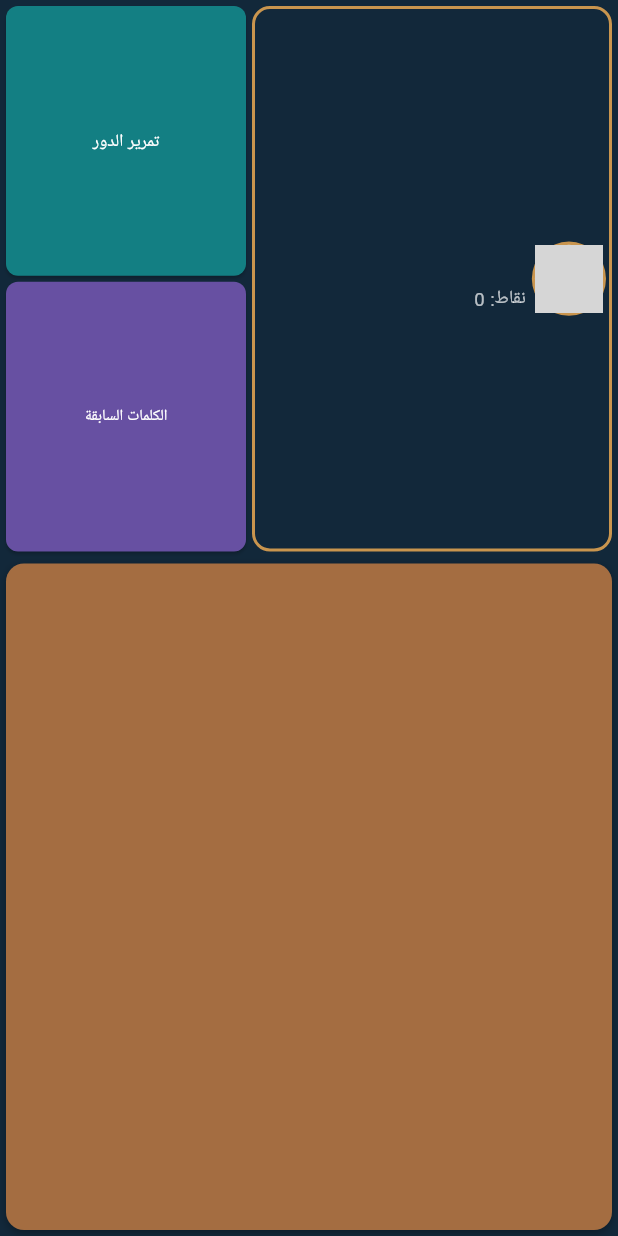
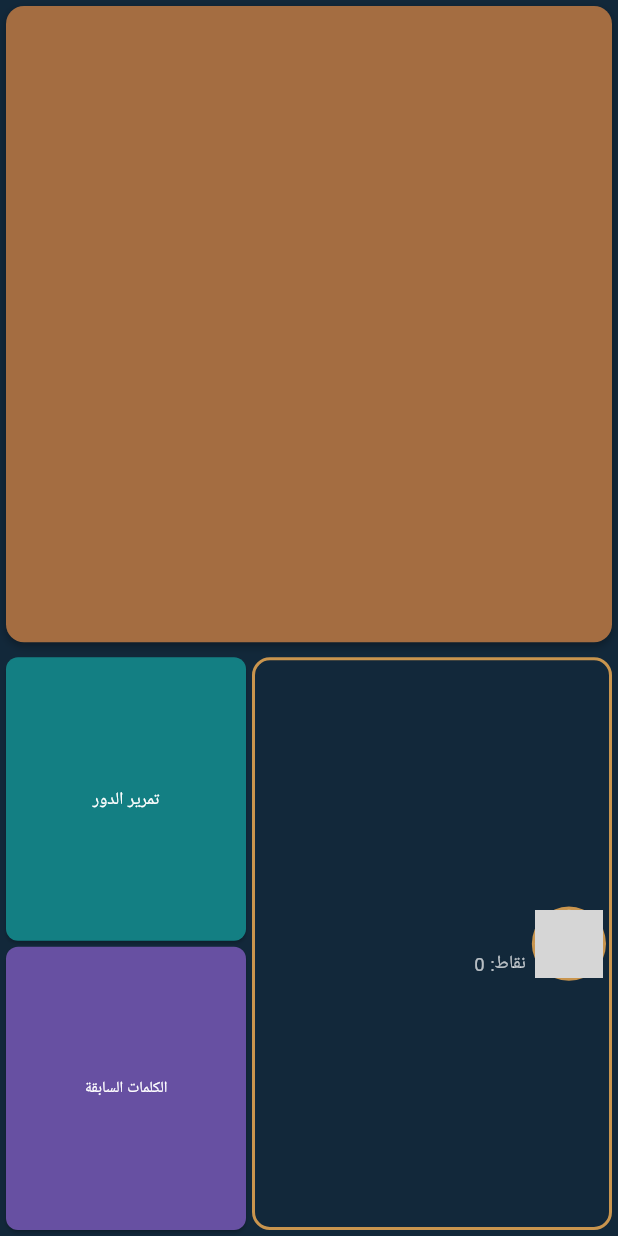
Before and after one commit to Reailiteen/shakelha_mp, a Flutter app: the PlayerUi widget shown alone on an empty page, opened directly with empty values, on a phone screen of 412 x 824 dp. Run offline on Flutter 3.47's test engine with Material 3 defaults, Android fonts, the phone set to English and light mode, and no system bars; our stand-ins replace google_fonts, socket_io_client; network calls fail; grey boxes are pictures that could not be loaded.

```diff
--- a/lib/screens/create_room_screen.dart
+++ b/lib/screens/create_room_screen.dart
@@ -55,6 +55,10 @@ class _CreateRoomScreenState extends State<CreateRoomScreen> {
     final size = MediaQuery.of(context).size;
 
     return Scaffold(
+      floatingActionButton: FloatingActionButton(
+        onPressed: () => Navigator.pop(context),
+        child: const Icon(Icons.arrow_back),
+      ),
       appBar: AppBar(title: const Text('إنشاء غرفة')),
       body: Responsive(
         child: Stack(
--- a/lib/screens/join_room_screen.dart
+++ b/lib/screens/join_room_screen.dart
@@ -68,6 +68,10 @@ class _JoinRoomScreenState extends State<JoinRoomScreen> {
             icon: const Icon(Icons.refresh),
           ),
         ],
+      ),
+      floatingActionButton: FloatingActionButton(
+        onPressed: () => Navigator.pop(context),
+        child: const Icon(Icons.arrow_back),
       ),
       body: Responsive(
         child: Padding(
--- a/lib/widgets/playerUI.dart
+++ b/lib/widgets/playerUI.dart
@@ -399,6 +399,47 @@ class PlayerUi extends StatelessWidget {
       padding: const EdgeInsets.all(4.0),
       child: Column(
         children: [
+          // Tiles rack
+          Expanded(
+            flex:10,
+            child: Container(
+              width: double.infinity,
+              padding: const EdgeInsets.all(2.0),
+              decoration: BoxDecoration(
+                color: const Color(0xFFA46D41),
+                borderRadius: BorderRadius.circular(12),
+                boxShadow: [
+                  BoxShadow(
+                    color: Colors.black.withOpacity(0.3),
+                    blurRadius: 4,
+                    offset: const Offset(0, 2),
+                  ),
+                ],
+              ),
+              child: Row(
+                mainAxisAlignment: MainAxisAlignment.spaceEvenly,
+                children: tiles.asMap().entries.map((entry) {
+                  final int index = entry.key;
+                  final tile = entry.value;
+                  final double tileSize = (screenWidth - 50) / 7; // 7 tiles with padding
+
+                  return Container(
+                    width: tileSize,
+                    height: tileSize,
+                    child: TileUI(
+                      width: tileSize,
+                      height: tileSize,
+                      letter: tile.letter,
+                      points: tile.value,
+                      left: 0,
+                      top: 0,
+                    ),
+                  );
+                }).toList(),
+              ),
+            ),
+          ),
+          const SizedBox(height: 10),
           // Player info and controls row
           Expanded(
             flex: 9,
@@ -525,49 +566,9 @@ class PlayerUi extends StatelessWidget {
             ),
           ),
 
-          const SizedBox(height: 8),
 
-          // Tiles rack
-          Expanded(
-            flex:11,
-            child: Container(
-              width: double.infinity,
-              padding: const EdgeInsets.all(2.0),
-              decoration: BoxDecoration(
-                color: const Color(0xFFA46D41),
-                borderRadius: BorderRadius.circular(12),
-                boxShadow: [
-                  BoxShadow(
-                    color: Colors.black.withOpacity(0.3),
-                    blurRadius: 4,
-                    offset: const Offset(0, 2),
-                  ),
-                ],
-              ),
-              child: Row(
-                mainAxisAlignment: MainAxisAlignment.spaceEvenly,
-                children: tiles.asMap().entries.map((entry) {
-                  final int index = entry.key;
-                  final tile = entry.value;
-                  final double tileSize = (screenWidth - 80) / 7; // 7 tiles with padding
 
-                  return Container(
-                    width: tileSize,
-                    height: tileSize,
-                    child: TileUI(
-                      width: tileSize,
-                      height: tileSize,
-                      letter: tile.letter,
-                      points: tile.value,
-                      left: 0,
-                      top: 0,
-                    ),
-                  );
-                }).toList(),
-              ),
-            ),
-          ),
-        ],
+          ],
       ),
     );
   }
```
Also changed, not shown: lib/screens/pass_play_screen.dart (+6 -2 lines), lib/widgets/topbar.dart (+8 -5 lines).
